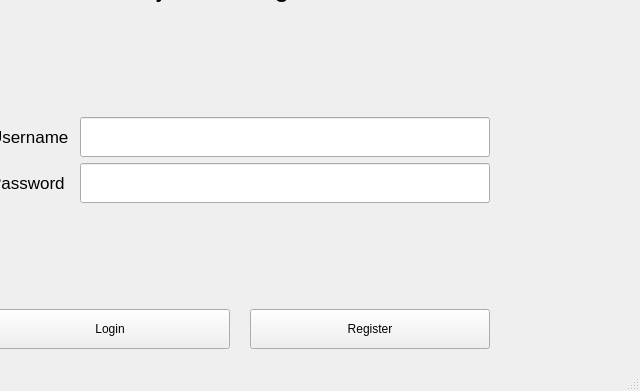
Before: the Qt Designer form login.ui in Frederick-Rive/project-management, drawn with Qt 5; both pictures show x 160 to 800 and y 159 to 550 of the 800 by 550 pixel window.
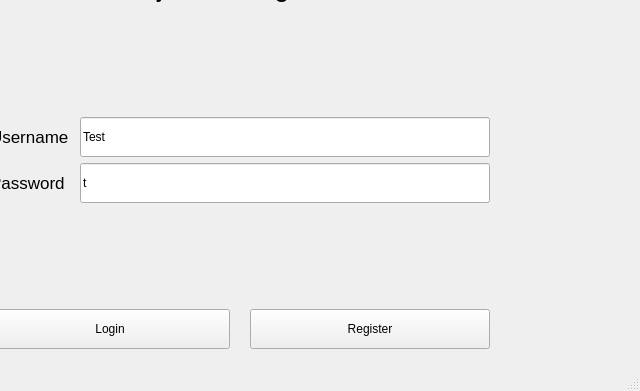
After: the same form once the commit is applied.

```diff
--- a/login.ui
+++ b/login.ui
@@ -114,6 +114,9 @@
           <height>16777215</height>
          </size>
         </property>
+        <property name="text">
+         <string>Test</string>
+        </property>
        </widget>
       </item>
      </layout>
@@ -146,6 +149,9 @@
           <height>16777215</height>
          </size>
         </property>
+        <property name="text">
+         <string>t</string>
+        </property>
        </widget>
       </item>
      </layout>
```
